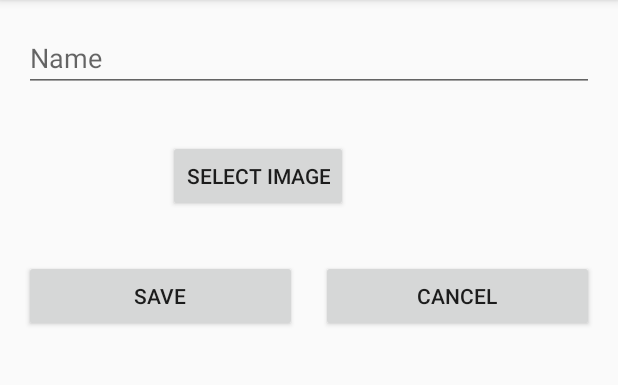
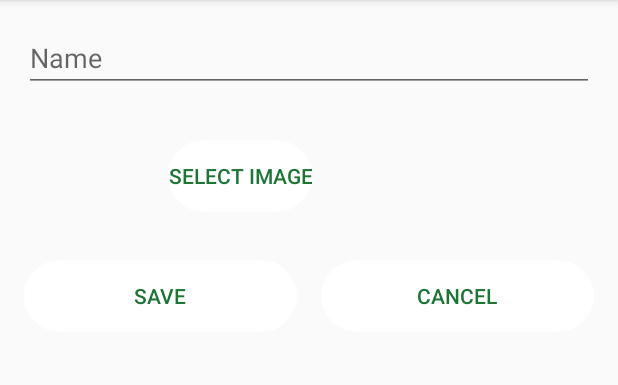
Before and after one commit to rfire12/e-commerce, an Android app: the fragment AddCategoryFragment placed in its activity, on a phone screen of 412 x 824 dp, the part 84-469 px from its top. Run offline under Robolectric (Android 15) with nearby library versions, the phone set to English and light mode, and no system bars.

Commit message:
Updated Views

```diff
--- /dev/null
+++ b/app/src/main/res/drawable/btn_rounded.xml
@@ -0,0 +1,4 @@
+<?xml version="1.0" encoding="utf-8"?>
+<shape android:shape="rectangle" xmlns:android="http://schemas.android.com/apk/res/android">
+    <corners android:radius="24dp"/>
+</shape>
--- a/app/src/main/res/layout/fragment_add_category.xml
+++ b/app/src/main/res/layout/fragment_add_category.xml
@@ -26,7 +26,10 @@
             app:layout_constraintTop_toTopOf="@+id/create_cat_img"
             app:layout_constraintBottom_toBottomOf="@+id/create_cat_img"
             app:layout_constraintStart_toEndOf="@+id/create_cat_img"
-        android:layout_marginStart="16dp"/>
+            android:layout_marginStart="16dp"
+            android:background="@drawable/btn_rounded"
+            android:backgroundTint="#FFFFFF"
+            android:textColor="@color/colorPrimaryDark"/>
 
     <ImageView
         android:layout_width="80dp"
@@ -46,7 +49,10 @@
             app:layout_constraintTop_toBottomOf="@+id/create_cat_img"
             android:layout_marginTop="16dp"
             app:layout_constraintEnd_toStartOf="@+id/btn_cancel_cat"
-        android:layout_marginStart="16dp"/>
+            android:layout_marginStart="16dp"
+            android:textColor="@color/colorPrimaryDark"
+            android:background="@drawable/btn_rounded"
+            android:backgroundTint="@color/white"/>
 
     <Button
             android:text="@string/cancel"
@@ -58,5 +64,8 @@
             android:layout_marginTop="16dp"
             android:layout_marginEnd="16dp"
             android:layout_marginStart="16dp"
-        app:layout_constraintStart_toEndOf="@+id/btn_save_cat"/>
+            app:layout_constraintStart_toEndOf="@+id/btn_save_cat"
+            android:textColor="@color/colorPrimaryDark"
+            android:backgroundTint="@color/white"
+            android:background="@drawable/btn_rounded"/>
 </androidx.constraintlayout.widget.ConstraintLayout>
--- a/app/src/main/res/values/strings.xml
+++ b/app/src/main/res/values/strings.xml
@@ -30,5 +30,7 @@
     <string name="delete">Delete</string>
     <string name="increase">+</string>
     <string name="_0">0</string>
+    <string name="product_description">Product Description</string>
+    <string name="update">Update</string>
 
 </resources>
```
Also changed, not shown: app/src/main/res/layout/cart_fragment.xml (+6 -2 lines), app/src/main/res/layout/cart_item.xml (+16 -6 lines), app/src/main/res/layout/fragment_add_product.xml (+10 -4 lines). Lines whose indentation alone changed are shown as unchanged.
